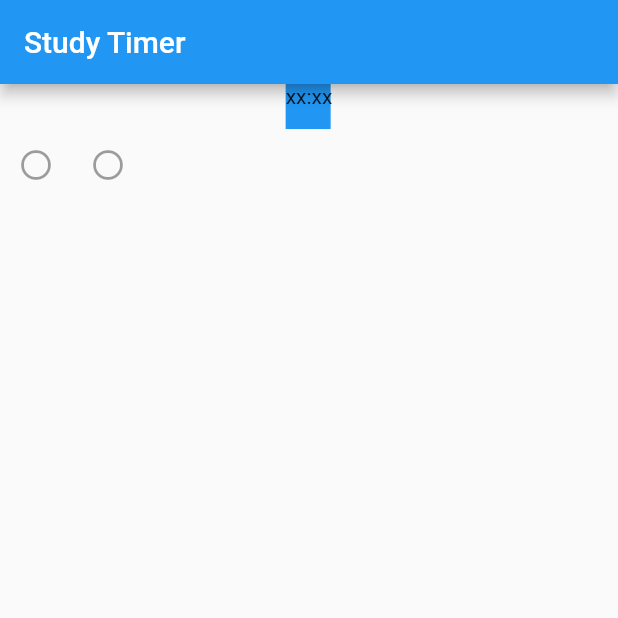
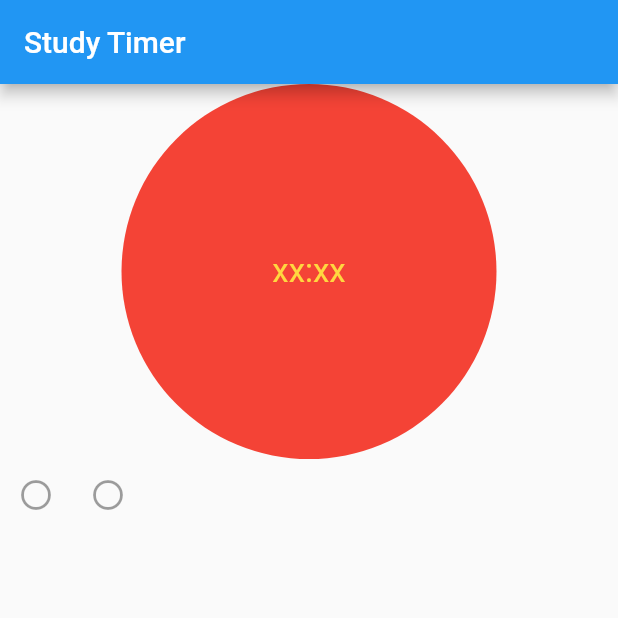
Before and after one commit to MakaronKanon/study_timer, a Flutter app: the screen it shows after launch, on a phone screen of 412 x 824 dp, the top half of it. Run offline on Flutter 3.47's test engine with Material 2 defaults, Android fonts, the phone set to English and light mode, and no system bars.

Commit message:
added circle

```diff
--- a/lib/ui/countdown.dart
+++ b/lib/ui/countdown.dart
@@ -13,7 +13,8 @@ class Countdown extends StatelessWidget {
     return Stack(children: <Widget>[
       CountdownCircle(),
       CountdownText(),
-    ]);
+    ],
+    alignment: Alignment.center,);
   }
 
 }
--- a/lib/ui/countdown_circle.dart
+++ b/lib/ui/countdown_circle.dart
@@ -4,7 +4,7 @@ class CountdownCircle extends StatelessWidget
 {
   @override
   Widget build(BuildContext context) {
-    return Container(width: 30, height: 30, color: Colors.blue,);
+    return Container(width: 250, height: 250, decoration: BoxDecoration(shape: BoxShape.circle, color: Colors.red),);
   }
 
 }
--- a/lib/ui/countdown_text.dart
+++ b/lib/ui/countdown_text.dart
@@ -3,7 +3,7 @@ import 'package:flutter/material.dart';
 class CountdownText extends StatelessWidget {
   @override
   Widget build(BuildContext context) {
-    return Text("xx:xx");
+    return Text("xx:xx", style: TextStyle(fontSize: 22, color: Colors.amberAccent),);
   }
 
 }
```
